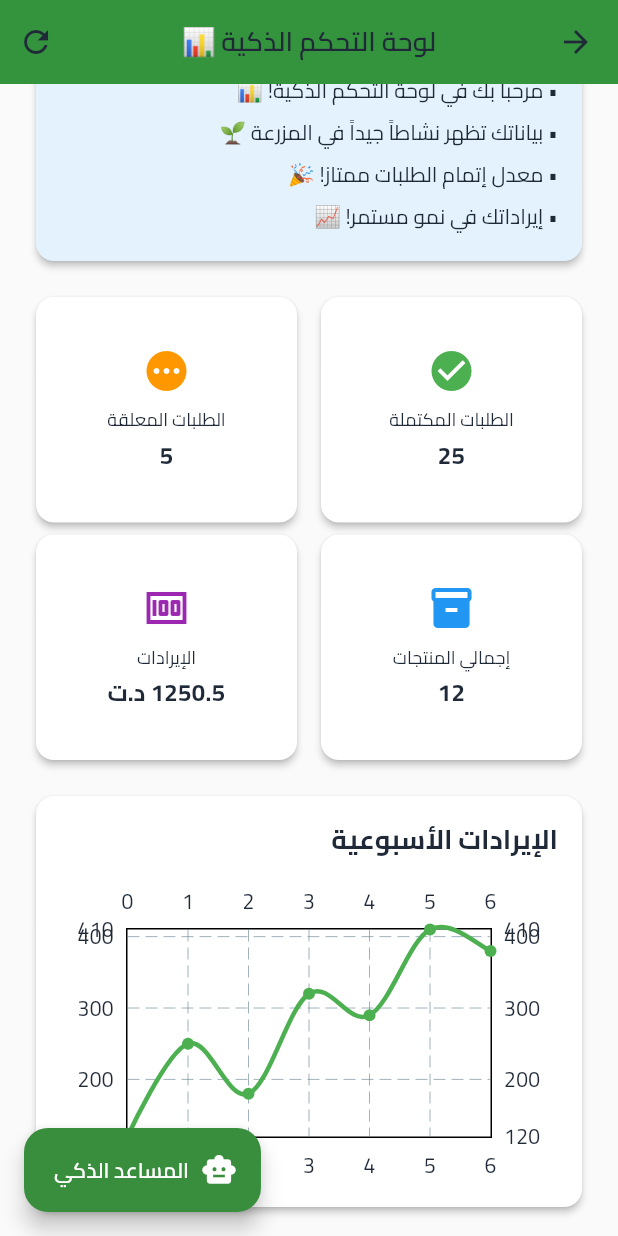
After one commit to enamouchi/weefarm-front, a Flutter app: the SmartDashboardView screen opened directly, scrolled down 80 dp, after a tap on the "refresh" icon, on a phone screen of 412 x 824 dp. The commit adds this screen. Run offline on Flutter 3.47's test engine with Material 3 defaults, Android fonts, the phone set to English and light mode, and no system bars; drawn by our look-alikes of fl_chart; our stand-ins replace cached_network_image, dio, geolocator, get, get_storage, image_picker and 2 more; accounts and stored records are empty; network calls fail.

Commit message:
AI features added : dashboard and chatbot

```diff
--- a/lib/app/core/services/api_service.dart
+++ b/lib/app/core/services/api_service.dart
@@ -3,15 +3,17 @@ import 'package:get/get.dart' as getx;
 import 'dart:developer';
 import 'package:flutter/foundation.dart';
 import 'storage_service.dart';
+import 'package:http/http.dart' as http;
+import 'dart:io';
+import 'dart:convert';
 
 class ApiService extends getx.GetxService {
   late final Dio _dio;
-  // final String baseUrl = 'http://10.0.2.2:3000/api/v1'; // Update with your actual IP
-  final String baseUrl = 'http://127.0.0.1:3000/api/v1';
+  // FIXED: Changed baseUrl to work with AI endpoints
+  final String baseUrl = 'http://127.0.0.1:3000/api';
 
   // Get storage service instance
   StorageService get _storage => getx.Get.find<StorageService>();
-
 
   @override
   void onInit() {
@@ -110,9 +112,9 @@ class ApiService extends getx.GetxService {
       }
 
       final response = await _dio.post(
-        '/auth/refresh',
+        '/v1/auth/refresh', // Updated path for existing auth
         data: {'refreshToken': refreshToken},
-        options: Options(headers: {'Authorization': null}), // Remove auth header for refresh
+        options: Options(headers: {'Authorization': null}),
       );
 
       if (response.statusCode == 200 && response.data['tokens'] != null) {
@@ -158,6 +160,7 @@ class ApiService extends getx.GetxService {
       throw _handleDioError(e);
     }
   }
+
   Future<Response<T>> post<T>(
     String path, {
     dynamic data,
@@ -175,6 +178,7 @@ class ApiService extends getx.GetxService {
       throw _handleDioError(e);
     }
   }
+
   Future<Response<T>> put<T>(
     String path, {
     dynamic data,
@@ -229,8 +233,8 @@ class ApiService extends getx.GetxService {
     }
   }
 
-  // Multipart file upload
-  Future<Response<T>> postMultipart<T>(
+  // Multipart file upload using Dio (FIXED VERSION)
+  Future<Response<T>> postMultipartDio<T>(
     String path, {
     required FormData formData,
     Map<String, dynamic>? queryParameters,
@@ -272,6 +276,41 @@ class ApiService extends getx.GetxService {
     } on DioException catch (e) {
       throw _handleDioError(e);
     }
+  }
+
+  // FIXED: Simple multipart upload for AI features
+  Future<dynamic> postMultipart(String endpoint, File file, String field) async {
+    try {
+      // Create FormData for Dio
+      final formData = FormData.fromMap({
+        field: await MultipartFile.fromFile(
+          file.path,
+          filename: file.path.split('/').last,
+        ),
+      });
+
+      final response = await _dio.post(
+        endpoint,
+        data: formData,
+        options: Options(
+          headers: {'Content-Type': 'multipart/form-data'},
+        ),
+      );
+
+      return response.data;
+    } on DioException catch (e) {
+      throw _handleDioError(e);
+    }
+  }
+
+  // FIXED: Add missing helper methods
+  Future<Map<String, String>> getHeaders() async {
+    final token = _storage.accessToken;
+    return {
+      'Content-Type': 'application/json',
+      'Accept': 'application/json',
+      if (token != null && token.isNotEmpty) 'Authorization': 'Bearer $token',
+    };
   }
 
   // Error handling
@@ -332,7 +371,7 @@ class ApiService extends getx.GetxService {
 
     // Remove leading slash if present
     final cleanPath = imagePath.startsWith('/') ? imagePath.substring(1) : imagePath;
-    return '${baseUrl.replaceAll('/api/v1', '')}/$cleanPath';
+    return '${baseUrl.replaceAll('/api', '')}/$cleanPath';
   }
 
   // Helper method to create FormData with files
@@ -373,7 +412,6 @@ class ApiService extends getx.GetxService {
   }
 }
 
-
 class ApiException implements Exception {
   final String message;
   final int statusCode;
--- /dev/null
+++ b/lib/app/modules/dashboard/controllers/smart_dashboard_controller.dart
@@ -0,0 +1,185 @@
+import 'package:get/get.dart';
+import 'package:fl_chart/fl_chart.dart';
+import '../../../core/services/api_service.dart';
+
+class SmartDashboardController extends GetxController {
+  final ApiService _apiService = Get.find<ApiService>();
+
+  var isLoading = true.obs;
+  var stats = DashboardStats().obs;
+  var insights = <String>[].obs;
+  var weeklyData = <Map<String, dynamic>>[].obs;
+
+  @override
+  void onInit() {
+    refreshData();
+    super.onInit();
+  }
+
+  Future<void> refreshData() async {
+    try {
+      isLoading.value = true;
+
+      // FIXED: Using Dio - response.data contains the JSON directly
+      final response = await _apiService.get('/analytics/dashboard');
+
+      // FIXED: Get data from response.data (Dio way)
+      final data = response.data as Map<String, dynamic>;
+
+      print('🔍 Dashboard response: $data');
+
+      // Parse stats
+      final statsData = data['stats'] as Map<String, dynamic>? ?? {};
+      stats.value = DashboardStats.fromJson(statsData);
+
+      // Parse insights
+      final insightsData = data['insights'] as List?;
+      if (insightsData != null) {
+        insights.value = insightsData.map((item) => item.toString()).toList();
+      } else {
+        insights.value = [];
+      }
+
+      // Parse weekly data
+      final chartsData = data['charts'] as Map<String, dynamic>?;
+      final weeklyRevenue = chartsData?['weeklyRevenue'] as List?;
+
+      if (weeklyRevenue != null) {
+        weeklyData.value = weeklyRevenue
+            .map((item) => Map<String, dynamic>.from(item as Map))
+            .toList();
+      } else {
+        weeklyData.value = [];
+      }
+
+      print('✅ Dashboard data loaded successfully');
+      print('📊 Stats: ${stats.value.completedOrders} orders, ${stats.value.revenue} revenue');
+      print('💡 Insights: ${insights.length} items');
+      print('📈 Weekly data: ${weeklyData.length} points');
+
+    } catch (e) {
+      print('❌ Dashboard error: $e');
+
+      Get.snackbar(
+        'تحميل البيانات التجريبية',
+        'سيتم عرض بيانات تجريبية للعرض',
+        snackPosition: SnackPosition.TOP,
+        backgroundColor: Get.theme.colorScheme.secondary,
+        colorText: Get.theme.colorScheme.onSecondary,
+        duration: Duration(seconds: 3),
+      );
+
+      // Load demo data on error
+      _loadDemoData();
+    } finally {
+      isLoading.value = false;
+    }
+  }
+
+  void _loadDemoData() {
+    print('📋 Loading demo dashboard data...');
+
+    stats.value = DashboardStats(
+      completedOrders: 25,
+      pendingOrders: 5,
+      totalProducts: 12,
+      revenue: 1250.50,
+    );
+
+    insights.value = [
+      'مرحباً بك في لوحة التحكم الذكية! 📊',
+      'بياناتك تظهر نشاطاً جيداً في المزرعة 🌱',
+      'معدل إتمام الطلبات ممتاز! 🎉',
+      'إيراداتك في نمو مستمر! 📈',
+    ];
+
+    weeklyData.value = [
+      {'_id': 1, 'revenue': 120.0, 'orders': 3},
+      {'_id': 2, 'revenue': 250.0, 'orders': 7},
+      {'_id': 3, 'revenue': 180.0, 'orders': 4},
+      {'_id': 4, 'revenue': 320.0, 'orders': 9},
+      {'_id': 5, 'revenue': 290.0, 'orders': 8},
+      {'_id': 6, 'revenue': 410.0, 'orders': 12},
+      {'_id': 7, 'revenue': 380.0, 'orders': 10},
+    ];
+
+    print('✅ Demo data loaded successfully');
+  }
+
+  List<FlSpot> getChartSpots() {
+    if (weeklyData.isEmpty) {
+      print('⚠️ No weekly data for chart');
+      return [];
+    }
+
+    final spots = weeklyData.asMap().entries.map((entry) {
+      final revenue = entry.value['revenue'];
+      double revenueValue = 0.0;
+
+      if (revenue is int) {
+        revenueValue = revenue.toDouble();
+      } else if (revenue is double) {
+        revenueValue = revenue;
+      } else if (revenue is String) {
+        revenueValue = double.tryParse(revenue) ?? 0.0;
+      }
+
+      return FlSpot(entry.key.toDouble(), revenueValue);
+    }).toList();
+
+    print('📈 Chart spots: ${spots.length} points');
+    return spots;
+  }
+
+  // Manual refresh method for pull-to-refresh
+  Future<void> onRefresh() async {
+    await refreshData();
+  }
+
+  // Force demo data for testing
+  void loadDemoData() {
+    _loadDemoData();
+  }
+}
+
+class DashboardStats {
+  final int completedOrders;
+  final int pendingOrders;
+  final int totalProducts;
+  final double revenue;
+
+  DashboardStats({
+    this.completedOrders = 0,
+    this.pendingOrders = 0,
+    this.totalProducts = 0,
+    this.revenue = 0.0,
+  });
+
+  factory DashboardStats.fromJson(Map<String, dynamic> json) {
+    return DashboardStats(
+      completedOrders: _parseInt(json['completedOrders']),
+      pendingOrders: _parseInt(json['pendingOrders']),
+      totalProducts: _parseInt(json['totalProducts']),
+      revenue: _parseDouble(json['revenue']),
+    );
+  }
+
+  static int _parseInt(dynamic value) {
+    if (value is int) return value;
+    if (value is double) return value.toInt();
+    if (value is String) return int.tryParse(value) ?? 0;
+    return 0;
+  }
+
+  static double _parseDouble(dynamic value) {
+    if (value is double) return value;
+    if (value is int) return value.toDouble();
+    if (value is String) return double.tryParse(value) ?? 0.0;
+    return 0.0;
+  }
+
+  @override
+  String toString() {
+    return 'DashboardStats(completed: $completedOrders, pending: $pendingOrders, products: $totalProducts, revenue: $revenue)';
+  }
+}
--- /dev/null
+++ b/lib/app/modules/dashboard/views/smart_dashboard_view.dart
@@ -0,0 +1,147 @@
+import 'package:flutter/material.dart';
+import 'package:get/get.dart';
+import 'package:fl_chart/fl_chart.dart';
+import '../controllers/smart_dashboard_controller.dart';
+
+class SmartDashboardView extends StatelessWidget {
+  final controller = Get.put(SmartDashboardController());
+
+  @override
+  Widget build(BuildContext context) {
+    return Scaffold(
+      appBar: AppBar(
+        title: Text('لوحة التحكم الذكية 📊'),
+        backgroundColor: Colors.green[700],
+        actions: [
+          IconButton(
+            icon: Icon(Icons.refresh),
+            onPressed: controller.refreshData,
+          )
+        ],
+      ),
+      body: Obx(() => controller.isLoading.value
+          ? Center(child: CircularProgressIndicator())
+          : RefreshIndicator(
+              onRefresh: controller.refreshData,
+              child: SingleChildScrollView(
+                padding: EdgeInsets.all(16),
+                child: Column(
+                  crossAxisAlignment: CrossAxisAlignment.start,
+                  children: [
+                    _buildInsightsCard(),
+                    SizedBox(height: 16),
+                    _buildStatsGrid(),
+                    SizedBox(height: 16),
+                    _buildRevenueChart(),
+                  ],
+                ),
+              ),
+            )),
+      floatingActionButton: FloatingActionButton.extended(
+        onPressed: () => Get.toNamed('/ai-assistant'),
+        icon: Icon(Icons.smart_toy),
+        label: Text('المساعد الذكي'),
+        backgroundColor: Colors.green[700],
+      ),
+    );
+  }
+
+  Widget _buildInsightsCard() {
+    return Card(
+      color: Colors.blue[50],
+      child: Padding(
+        padding: EdgeInsets.all(16),
+        child: Column(
+          crossAxisAlignment: CrossAxisAlignment.start,
+          children: [
+            Row(
+              children: [
+                Icon(Icons.lightbulb, color: Colors.orange),
+                SizedBox(width: 8),
+                Text('نصائح ذكية', style: TextStyle(fontSize: 18, fontWeight: FontWeight.bold)),
+              ],
+            ),
+            SizedBox(height: 8),
+            ...controller.insights.map((insight) =>
+              Padding(
+                padding: EdgeInsets.symmetric(vertical: 4),
+                child: Text('• $insight', style: TextStyle(fontSize: 14)),
+              )
+            ),
+          ],
+        ),
+      ),
+    );
+  }
+
+  Widget _buildStatsGrid() {
+    return GridView.count(
+      shrinkWrap: true,
+      physics: NeverScrollableScrollPhysics(),
+      crossAxisCount: 2,
+      childAspectRatio: 1.2,
+      children: [
+        _buildStatCard('الطلبات المكتملة', '${controller.stats.value.completedOrders}',
+            Icons.check_circle, Colors.green),
+        _buildStatCard('الطلبات المعلقة', '${controller.stats.value.pendingOrders}',
+            Icons.pending, Colors.orange),
+        _buildStatCard('إجمالي المنتجات', '${controller.stats.value.totalProducts}',
+            Icons.inventory, Colors.blue),
+        _buildStatCard('الإيرادات', '${controller.stats.value.revenue.toStringAsFixed(1)} د.ت',
+            Icons.money, Colors.purple),
+      ],
+    );
+  }
+
+  Widget _buildStatCard(String title, String value, IconData icon, Color color) {
+    return Card(
+      child: Padding(
+        padding: EdgeInsets.all(16),
+        child: Column(
+          mainAxisAlignment: MainAxisAlignment.center,
+          children: [
+            Icon(icon, size: 32, color: color),
+            SizedBox(height: 8),
+            Text(title, textAlign: TextAlign.center, style: TextStyle(fontSize: 12)),
+            SizedBox(height: 4),
+            Text(value, style: TextStyle(fontSize: 16, fontWeight: FontWeight.bold)),
+          ],
+        ),
+      ),
+    );
+  }
+
+  Widget _buildRevenueChart() {
+    return Card(
+      child: Padding(
+        padding: EdgeInsets.all(16),
+        child: Column(
+          crossAxisAlignment: CrossAxisAlignment.start,
+          children: [
+            Text('الإيرادات الأسبوعية', style: TextStyle(fontSize: 18, fontWeight: FontWeight.bold)),
+            SizedBox(height: 16),
+            SizedBox(
+              height: 200,
+              child: LineChart(
+                LineChartData(
+                  gridData: FlGridData(show: true),
+                  titlesData: FlTitlesData(show: true),
+                  borderData: FlBorderData(show: true),
+                  lineBarsData: [
+                    LineChartBarData(
+                      spots: controller.getChartSpots(),
+                      isCurved: true,
+                      color: Colors.green,
+                      barWidth: 3,
+                      dotData: FlDotData(show: true),
+                    ),
+                  ],
+                ),
+              ),
+            ),
+          ],
+        ),
+      ),
+    );
+  }
+}
--- a/lib/app/routes/app_routes.dart
+++ b/lib/app/routes/app_routes.dart
@@ -45,4 +45,8 @@ class Routes {
   static const String NOTIFICATIONS = '/notifications';
   static const String SEARCH = '/search';
   static const String LOCATION_PICKER = '/location-picker';
+  // AI & Dashboard Routes
+  static const String SMART_DASHBOARD = '/smart-dashboard';
+  static const String AI_ASSISTANT = '/ai-assistant';
+  static const String PLANT_SCANNER = '/plant-scanner';
 }
--- a/pubspec.yaml
+++ b/pubspec.yaml
@@ -23,7 +23,7 @@ dependencies:
   dio_cache_interceptor: ^4.0.3
 
   # Image Handling
-  image_picker: ^1.0.4
+  image_picker: ^1.2.0
   cached_network_image: ^3.3.0
 
   # UI & Design
@@ -54,6 +54,9 @@ dependencies:
 
   # Icons
   cupertino_icons: ^1.0.6
+  fl_chart: ^1.1.0
+  speech_to_text: ^7.3.0
+  flutter_tts: ^4.2.3
 
 dev_dependencies:
   flutter_test:
```
Also changed, not shown: package.json (added, +8 -0 lines), package-lock.json (added), pubspec.lock, 3 other files. Lines whose indentation alone changed are shown as unchanged.
